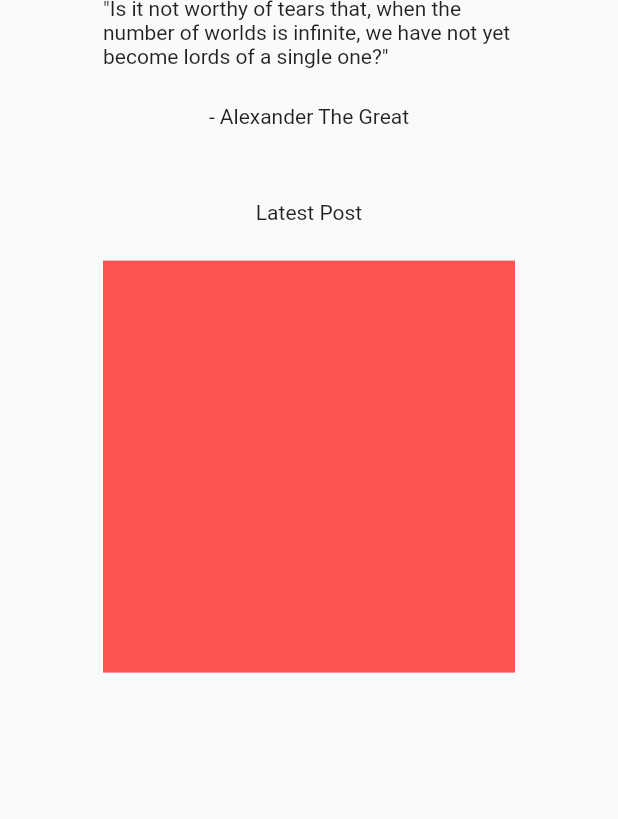
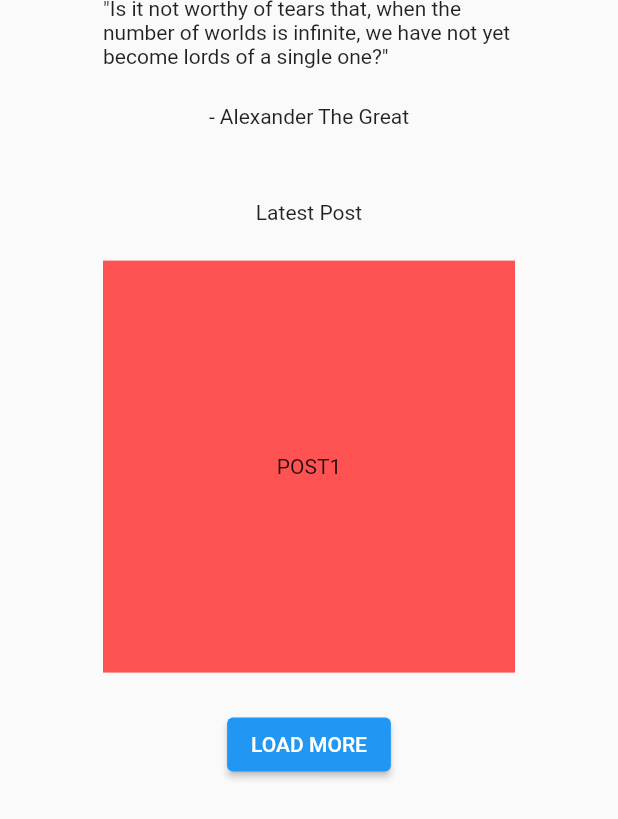
Before and after one commit to danielyoon/sangjishik, a Flutter app: the screen it shows after launch, scrolled down 824 dp, on a phone screen of 412 x 824 dp. Shown: the top 819 px of the screen. Run offline on Flutter 3.47's test engine with Material 2 defaults, Android fonts, the light colour scheme and no system bars; our stand-ins replace go_router, sized_context; network calls fail.

Commit message:
Added a basis for few screens and added dynamic posts

```diff
--- a/lib/user_interface/screens/home/home_screen.dart
+++ b/lib/user_interface/screens/home/home_screen.dart
@@ -2,9 +2,9 @@ import 'dart:math';
 
 import 'package:sangjishik/business_logic/data/quotes.dart';
 import 'package:sangjishik/core_packages.dart';
+import 'package:sangjishik/user_interface/screens/contact/contact_screen.dart';
 import 'package:sangjishik/user_interface/screens/home/home_app_bar.dart';
 import 'package:sangjishik/user_interface/screens/home/quoted_text.dart';
-import 'package:sangjishik/user_interface/styled_widgets/styled_navigation.dart';
 import 'package:sized_context/sized_context.dart';
 import 'package:sangjishik/user_interface/screens/home/home_banner.dart';
 import 'package:sangjishik/business_logic/data/backgrounds.dart';
@@ -21,6 +21,8 @@ class _HomeScreenState extends State<HomeScreen> {
   late ScrollController _controller;
   final ValueNotifier<bool> seenHomeBanner = ValueNotifier<bool>(false);
   late double screenHeight;
+
+  int _index = 0;
 
   String quote = '';
   String author = '';
@@ -54,7 +56,9 @@ class _HomeScreenState extends State<HomeScreen> {
     author = list[i]['author'];
   }
 
-  void openDrawer() {}
+  void openDrawer() {
+    print('No drawer yet');
+  }
 
   @override
   Widget build(BuildContext context) {
@@ -90,6 +94,8 @@ class _HomeScreenState extends State<HomeScreen> {
       return false;
     }
 
+    List<Row> rowOfPosts = [];
+
     return NotificationListener(
       onNotification: (t) => removeHomeBanner(_controller.offset),
       child: ListView(
@@ -107,6 +113,7 @@ class _HomeScreenState extends State<HomeScreen> {
                       child: HomeAppBar(
                           isSmallScreen: isSmallScreen, onTap: openDrawer),
                     ),
+                    //FIXME: Everything below this is the "body" of the blog
                     Padding(
                       padding: const EdgeInsets.only(top: 65),
                       child: SingleChildScrollView(
@@ -128,8 +135,15 @@ class _HomeScreenState extends State<HomeScreen> {
                             VSpace.xl,
                             HomePostButtons(isSmallScreen: isSmallScreen),
                             VSpace.med,
-                            StyledPosts(isSmallScreen: isSmallScreen),
+                            StyledPosts(
+                                post1: 'POST1', post2: 'POST2', post3: null),
                             VSpace.med,
+                            ...rowOfPosts,
+                            ElevatedButton(
+                              onPressed: () => print('TEST'),
+                              child: Text('LOAD MORE'),
+                            ),
+                            ContactMeScreen(),
                           ],
                         ),
                       ),
--- a/lib/user_interface/styled_widgets/styled_navigation.dart
+++ b/lib/user_interface/styled_widgets/styled_navigation.dart
@@ -1,5 +1,6 @@
 import 'package:sangjishik/core_packages.dart';
 
+//TODO: Consider using dialog.fullscreen with hero tag on icon button
 class StyledNavigation extends StatelessWidget {
   final double height;
   final double width;
--- a/lib/user_interface/styled_widgets/styled_posts.dart
+++ b/lib/user_interface/styled_widgets/styled_posts.dart
@@ -2,21 +2,25 @@ import 'package:sangjishik/business_logic/utils/device_info.dart';
 import 'package:sangjishik/core_packages.dart';
 import 'package:sized_context/sized_context.dart';
 
+//TODO: Will have to readjust size to show posts even in small screens. Maybe add padding?
+//TODO: Import posts instead of Strings!
 class StyledPosts extends StatelessWidget {
-  final bool isSmallScreen;
+  final String post1;
+  final String? post2;
+  final String? post3;
 
-  const StyledPosts({Key? key, required this.isSmallScreen}) : super(key: key);
+  const StyledPosts({Key? key, required this.post1, this.post2, this.post3})
+      : super(key: key);
 
   @override
   Widget build(BuildContext context) {
     double width = context.widthPx;
-    double height = context.heightPx;
 
-    // DeviceScreen.isTablet(context);
+    bool isMobile = DeviceScreen.isPhone(context);
+    bool isTablet = DeviceScreen.isTablet(context);
 
-    return LayoutBuilder(
-      builder: (context, constraints) {
-        return isSmallScreen
+    return LayoutBuilder(builder: (context, constraints) {
+      return isMobile
           ? Row(
               mainAxisAlignment: MainAxisAlignment.center,
               children: [
@@ -24,6 +28,33 @@ class StyledPosts extends StatelessWidget {
                   width: width / 1.5,
                   height: width / 1.5,
                   color: Colors.redAccent,
+                  child: Center(
+                    child: Text(post1),
+                  ),
+                ),
+              ],
+            )
+          : isTablet
+              ? Row(
+                  mainAxisAlignment: MainAxisAlignment.spaceEvenly,
+                  children: [
+                    Container(
+                      width: width / 5,
+                      height: width / 4.5,
+                      color: Colors.redAccent,
+                      child: Center(
+                        child: Text(post1),
+                      ),
+                    ),
+                    post2 == null
+                        ? Container()
+                        : Container(
+                            width: width / 5,
+                            height: width / 4.5,
+                            color: Colors.greenAccent,
+                            child: Center(
+                              child: Text(post2!),
+                            ),
                           ),
                   ],
                 )
@@ -34,20 +65,32 @@ class StyledPosts extends StatelessWidget {
                       width: width / 5,
                       height: width / 4.5,
                       color: Colors.redAccent,
+                      child: Center(
+                        child: Text(post1),
                       ),
-                  Container(
+                    ),
+                    post2 == null
+                        ? Container()
+                        : Container(
                             width: width / 5,
                             height: width / 4.5,
                             color: Colors.greenAccent,
+                            child: Center(
+                              child: Text(post2!),
                             ),
-                  Container(
+                          ),
+                    post3 == null
+                        ? Container()
+                        : Container(
                             width: width / 5,
                             height: width / 4.5,
-                    color: Colors.blueAccent,
+                            color: Colors.greenAccent,
+                            child: Center(
+                              child: Text(post3!),
+                            ),
                           ),
                   ],
                 );
-      },
-    );
+    });
   }
 }
```
Also changed, not shown: lib/user_interface/screens/about/about_screen.dart (+20 -0 lines), lib/user_interface/screens/contact/contact_screen.dart (+13 -0 lines), lib/user_interface/screens/home/home_scaffold.dart (added, +15 -0 lines), lib/user_interface/screens/login/login_screen.dart (added), pubspec.lock. Lines whose indentation alone changed are shown as unchanged.
